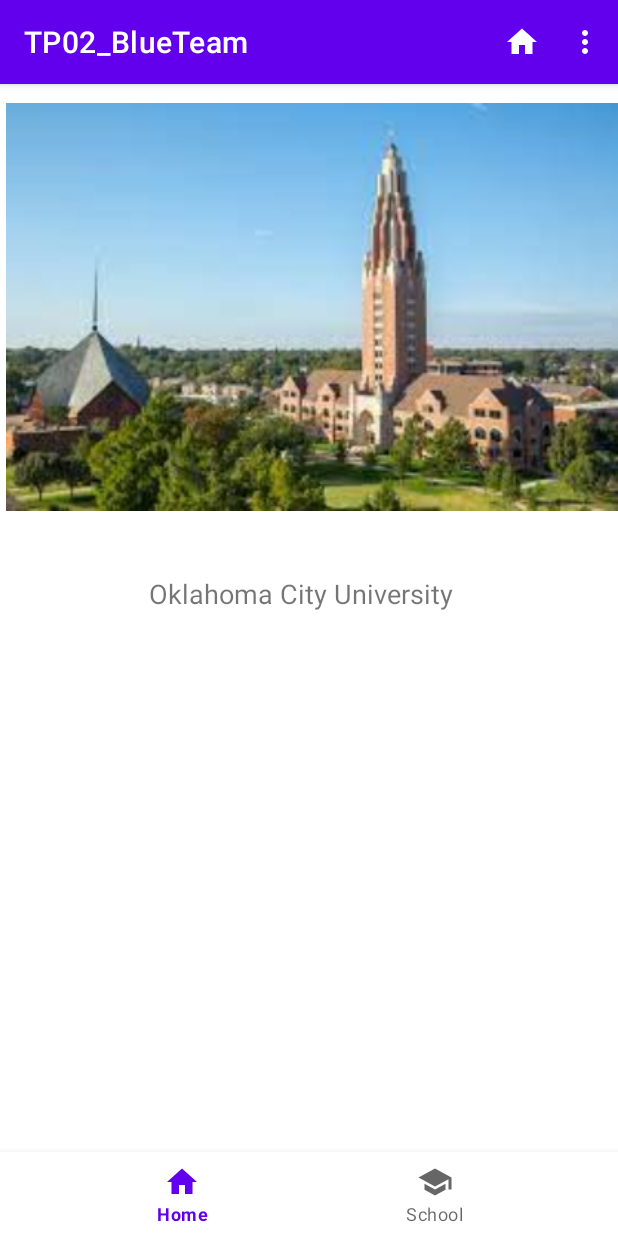
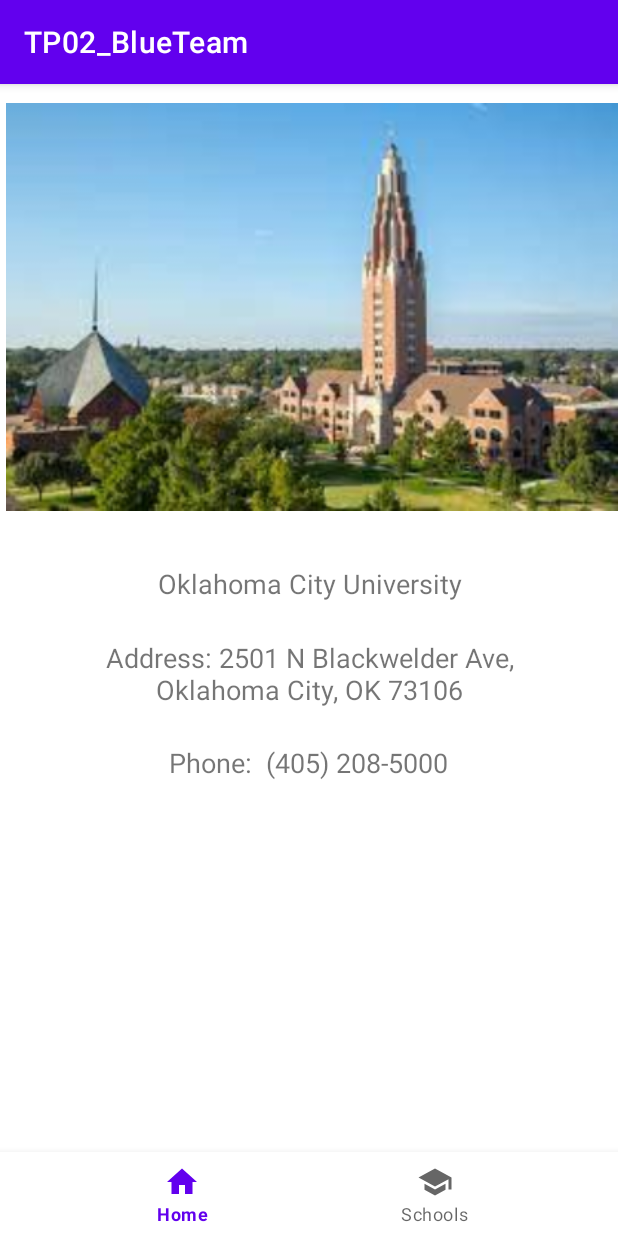
Before and after one commit to cucu2000/TP02_Blue, an Android app: the screen it shows after launch (MainActivity), on a phone screen of 412 x 824 dp. Run offline under Robolectric (Android 15) with nearby library versions, the phone set to English and light mode, and no system bars.

```diff
--- a/app/src/main/AndroidManifest.xml
+++ b/app/src/main/AndroidManifest.xml
@@ -9,6 +9,8 @@
         android:roundIcon="@mipmap/ic_launcher_round"
         android:supportsRtl="true"
         android:theme="@style/Theme.TP02_BlueTeam">
+        <activity android:name=".Majors"></activity>
+        <activity android:name=".MajorDetail" />
         <activity android:name=".MainActivity">
             <intent-filter>
                 <action android:name="android.intent.action.MAIN" />
--- a/app/src/main/java/edu/kaleb/r/cosgrave/tp02_blueteam/MainActivity.kt
+++ b/app/src/main/java/edu/kaleb/r/cosgrave/tp02_blueteam/MainActivity.kt
@@ -9,6 +9,8 @@ import androidx.drawerlayout.widget.DrawerLayout
 import androidx.fragment.app.Fragment
 import com.google.android.material.bottomnavigation.BottomNavigationView
 import com.google.android.material.navigation.NavigationView
+
+//Author: Kaleb
 
 class MainActivity : AppCompatActivity() {
     val homeFragment = HomeFragment()
@@ -45,18 +47,4 @@ class MainActivity : AppCompatActivity() {
         transaction.replace(R.id.frame_layout, fragment)
         transaction.commit()
     }
-
-    override fun onCreateOptionsMenu(menu: Menu?): Boolean {
-        menuInflater.inflate(R.menu.nav_menu, menu)
-        return super.onCreateOptionsMenu(menu)
-    }
-
-    override fun onOptionsItemSelected(item: MenuItem): Boolean {
-        if (toggle.onOptionsItemSelected(item)) {
-            return true
-        }
-        checkMenuClick(item)
-
-        return super.onOptionsItemSelected(item)
-    }
 }
--- a/app/src/main/res/layout/fragment_home.xml
+++ b/app/src/main/res/layout/fragment_home.xml
@@ -6,6 +6,31 @@
     android:layout_width="match_parent"
     android:layout_height="match_parent"
     tools:context=".HomeFragment">
+
+    <TextView
+        android:id="@+id/txtViewOcu3"
+        android:layout_width="214dp"
+        android:layout_height="40dp"
+        android:layout_marginTop="8dp"
+        android:gravity="center"
+        android:text="Phone:  (405) 208-5000"
+        android:textSize="18sp"
+        app:layout_constraintEnd_toEndOf="parent"
+        app:layout_constraintHorizontal_bias="0.497"
+        app:layout_constraintStart_toStartOf="parent"
+        app:layout_constraintTop_toBottomOf="@+id/txtViewInfo" />
+
+    <TextView
+        android:id="@+id/txtViewInfo"
+        android:layout_width="301dp"
+        android:layout_height="63dp"
+        android:layout_marginTop="8dp"
+        android:gravity="center"
+        android:text="@string/string_info"
+        android:textSize="18sp"
+        app:layout_constraintEnd_toEndOf="parent"
+        app:layout_constraintStart_toStartOf="parent"
+        app:layout_constraintTop_toBottomOf="@+id/txtViewOcu" />
 
     <ImageView
         android:id="@+id/imgOcu"
@@ -21,10 +46,12 @@
         android:id="@+id/txtViewOcu"
         android:layout_width="214dp"
         android:layout_height="40dp"
-        android:layout_marginTop="30dp"
+        android:layout_marginTop="16dp"
+        android:gravity="center"
         android:text="Oklahoma City University"
         android:textSize="18sp"
         app:layout_constraintEnd_toEndOf="parent"
         app:layout_constraintStart_toStartOf="parent"
         app:layout_constraintTop_toBottomOf="@+id/imgOcu" />
+
 </androidx.constraintlayout.widget.ConstraintLayout>
--- a/app/src/main/res/menu/nav_menu.xml
+++ b/app/src/main/res/menu/nav_menu.xml
@@ -10,5 +10,5 @@
     <item
         android:id="@+id/nav_school"
         android:icon="@drawable/ic_school"
-        android:title="School" />
+        android:title="@string/title_school" />
 </menu>
--- a/app/src/main/res/values/strings.xml
+++ b/app/src/main/res/values/strings.xml
@@ -3,4 +3,6 @@
     <string name="title_home">Home</string>
     <!-- TODO: Remove or change this placeholder text -->
     <string name="hello_blank_fragment">Hello blank fragment</string>
+    <string name="title_school">Schools</string>
+    <string name="string_info">Address: 2501 N Blackwelder Ave, Oklahoma City, OK 73106</string>
 </resources>
```
Also changed, not shown: app/src/main/java/edu/kaleb/r/cosgrave/tp02_blueteam/MajorDetail.kt (added, +85 -0 lines), app/src/main/java/edu/kaleb/r/cosgrave/tp02_blueteam/Majors.kt (added, +13 -0 lines), app/src/main/java/edu/kaleb/r/cosgrave/tp02_blueteam/Models/Major.kt (added, +15 -0 lines), app/src/main/java/edu/kaleb/r/cosgrave/tp02_blueteam/Models/Person.kt (added, +22 -0 lines), app/src/main/java/edu/kaleb/r/cosgrave/tp02_blueteam/majorAdapter.kt (added, +40 -0 lines), app/src/main/res/layout/activity_major_detail.xml (added, +16 -0 lines), app/src/main/res/layout/activity_majors.xml (added, +33 -0 lines).
